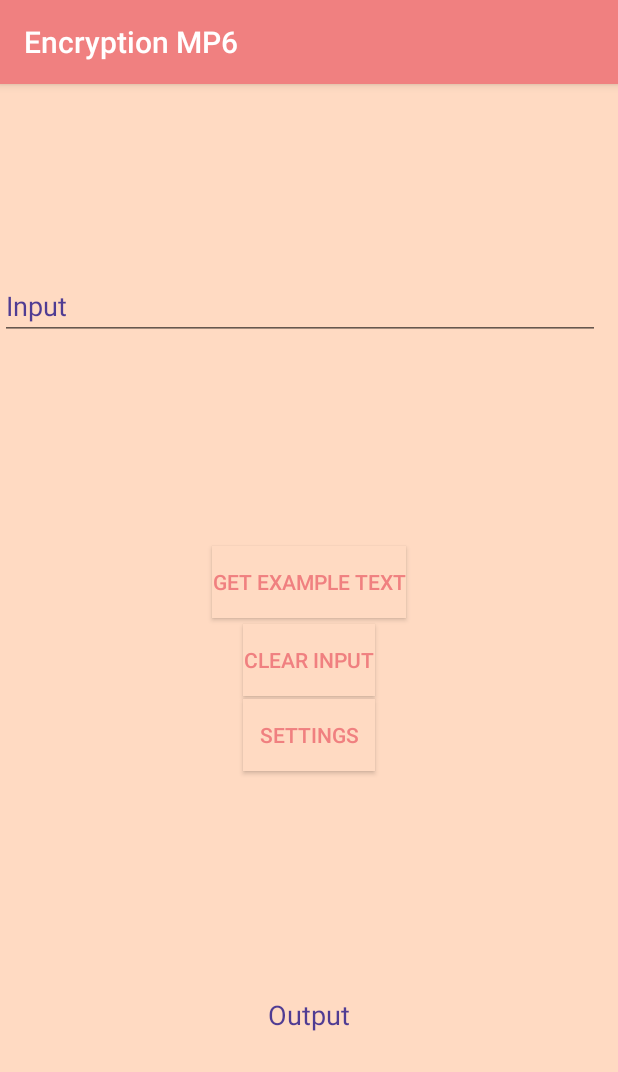
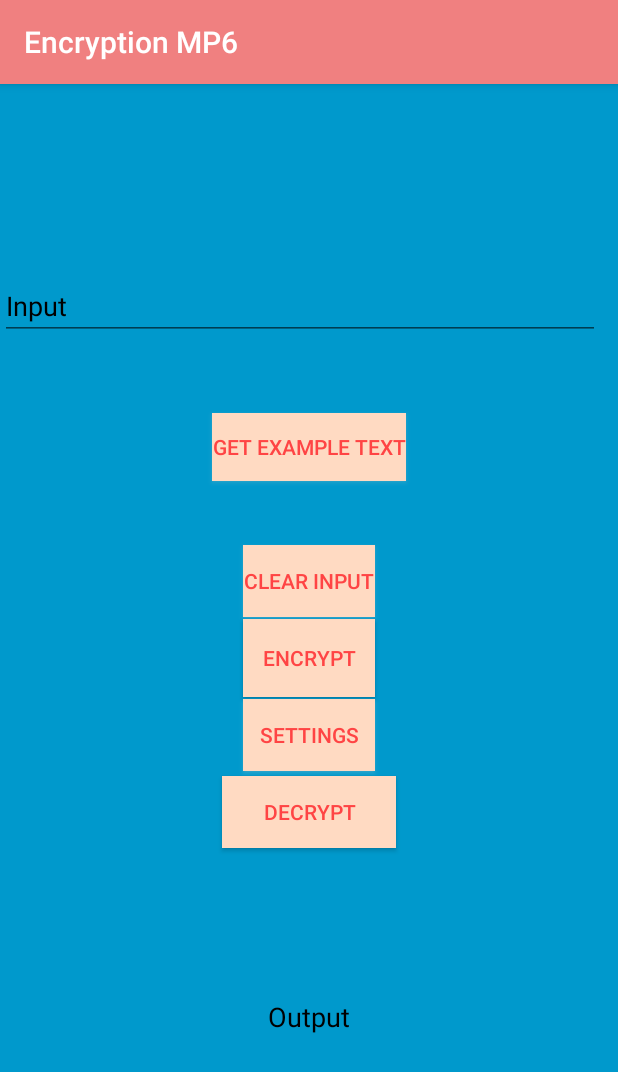
Before and after one commit to jbao8899/MP6_Encryption_Jeremy_Bao_and_Emma_Yu, an Android app: the screen it shows after launch (MainActivity), on a phone screen of 412 x 824 dp. Shown: the top 1072 px of the screen. Run offline under Robolectric (Android 15) with nearby library versions, the phone set to English and light mode, and no system bars; our stand-ins replace Volley.

Commit message:
Improved look.

```diff
--- a/app/src/main/AndroidManifest.xml
+++ b/app/src/main/AndroidManifest.xml
@@ -18,7 +18,6 @@
                 <category android:name="android.intent.category.LAUNCHER" />
             </intent-filter>
         </activity>
-        <activity android:name=".Settings" />
         <activity android:name=".Settings_Vertical"></activity>
     </application>
 
--- a/app/src/main/java/com/example/jbao8/encryptionmp6/Encrypt.java
+++ b/app/src/main/java/com/example/jbao8/encryptionmp6/Encrypt.java
@@ -72,7 +72,7 @@ public class Encrypt {
 
         char[] transformed = new char[line.length];
         for (int j = 0; j < line.length; j++) {
-            if (unchanged.contains(Character.toString(line[j]))) {
+            if (unchanged.contains(Character.toString(line[j]).toLowerCase())) {
                 transformed[j] = line[j];
                 continue;
             }
--- a/app/src/main/res/layout/activity_main.xml
+++ b/app/src/main/res/layout/activity_main.xml
@@ -4,21 +4,24 @@
     xmlns:tools="http://schemas.android.com/tools"
     android:layout_width="match_parent"
     android:layout_height="match_parent"
-    android:background="@color/colorAccent"
+    android:background="#0099CC"
     tools:context=".MainActivity">
 
     <Button
         android:id="@+id/EncryptButton"
+        style="@style/Widget.AppCompat.Button.Colored"
         android:layout_width="wrap_content"
-        android:layout_height="wrap_content"
+        android:layout_height="52dp"
         android:layout_marginStart="8dp"
         android:layout_marginLeft="8dp"
         android:layout_marginTop="8dp"
         android:layout_marginEnd="8dp"
         android:layout_marginRight="8dp"
         android:layout_marginBottom="8dp"
+        android:background="@color/colorAccent"
         android:onClick="transformText"
         android:text="@string/encrypt"
+        android:textColor="@android:color/holo_red_light"
         app:layout_constraintBottom_toBottomOf="parent"
         app:layout_constraintEnd_toEndOf="parent"
         app:layout_constraintStart_toStartOf="parent"
@@ -34,9 +37,10 @@
         android:layout_marginTop="480dp"
         android:layout_marginEnd="8dp"
         android:layout_marginRight="8dp"
-        android:layout_marginBottom="8dp"
+        android:layout_marginBottom="5dp"
         android:text="@string/output"
-        android:textColor="@color/colorPrimaryDark"
+        android:gravity="center_horizontal"
+        android:textColor="@android:color/background_dark"
         android:textIsSelectable="true"
         android:textSize="18sp"
         app:layout_constraintBottom_toBottomOf="parent"
@@ -56,7 +60,7 @@
         android:inputType="textMultiLine"
         android:scrollbars="vertical"
         android:text="@string/input"
-        android:textColor="@color/colorPrimaryDark"
+        android:textColor="@android:color/background_dark"
         app:layout_constraintBottom_toBottomOf="parent"
         app:layout_constraintEnd_toEndOf="parent"
         app:layout_constraintStart_toStartOf="parent"
@@ -64,7 +68,7 @@
 
     <Button
         android:id="@+id/Settings"
-        style="@style/Widget.AppCompat.Button.Colored"
+        style="@android:style/Widget.DeviceDefault.Button.Colored"
         android:layout_width="wrap_content"
         android:layout_height="wrap_content"
         android:layout_marginStart="8dp"
@@ -76,7 +80,7 @@
         android:background="@color/colorAccent"
         android:onClick="goToSettings"
         android:text="@string/settings"
-        android:textColor="@color/colorPrimary"
+        android:textColor="@android:color/holo_red_light"
         app:layout_constraintBottom_toBottomOf="parent"
         app:layout_constraintEnd_toEndOf="parent"
         app:layout_constraintStart_toStartOf="parent"
@@ -85,19 +89,19 @@
 
     <Button
         android:id="@+id/Decrypt"
-        style="@style/Widget.AppCompat.Button.Colored"
-        android:layout_width="wrap_content"
+        style="@android:style/Widget.DeviceDefault.Button.Small"
+        android:layout_width="0dp"
         android:layout_height="wrap_content"
         android:layout_marginStart="148dp"
         android:layout_marginLeft="148dp"
-        android:layout_marginTop="80dp"
+        android:layout_marginTop="76dp"
         android:layout_marginEnd="148dp"
         android:layout_marginRight="148dp"
-        android:layout_marginBottom="180dp"
+        android:layout_marginBottom="172dp"
         android:background="@color/colorAccent"
         android:onClick="decryptText"
         android:text="@string/decrypt"
-        android:textColor="@color/colorPrimary"
+        android:textColor="@android:color/holo_red_light"
         app:layout_constraintBottom_toTopOf="@+id/Output"
         app:layout_constraintEnd_toEndOf="parent"
         app:layout_constraintStart_toStartOf="parent"
@@ -105,13 +109,19 @@
 
     <Button
         android:id="@+id/ClearInput"
-        style="@style/Widget.AppCompat.Button.Colored"
+        style="@android:style/Widget.DeviceDefault.Button.Colored"
         android:layout_width="wrap_content"
         android:layout_height="wrap_content"
+        android:layout_marginStart="148dp"
+        android:layout_marginLeft="148dp"
+        android:layout_marginTop="180dp"
+        android:layout_marginEnd="148dp"
+        android:layout_marginRight="148dp"
+        android:layout_marginBottom="285dp"
         android:background="@color/colorAccent"
         android:onClick="clearInput"
         android:text="Clear input"
-        android:textColor="@color/colorPrimary"
+        android:textColor="@android:color/holo_red_light"
         app:layout_constraintBottom_toBottomOf="parent"
         app:layout_constraintEnd_toEndOf="parent"
         app:layout_constraintStart_toStartOf="parent"
@@ -120,22 +130,23 @@
 
     <Button
         android:id="@+id/getExampleText"
-        style="@style/Widget.AppCompat.Button.Colored"
+        style="@android:style/Widget.DeviceDefault.Button.Colored"
         android:layout_width="wrap_content"
-        android:layout_height="wrap_content"
+        android:layout_height="45dp"
         android:layout_marginStart="148dp"
         android:layout_marginLeft="148dp"
-        android:layout_marginTop="134dp"
+        android:layout_marginTop="155dp"
         android:layout_marginEnd="148dp"
         android:layout_marginRight="148dp"
+        android:layout_marginBottom="305dp"
         android:background="@color/colorAccent"
         android:fadingEdge="none"
         android:onClick="getExampleText"
         android:text="@string/get_example_text"
-        android:textColor="@color/colorPrimary"
-        app:layout_constraintBottom_toTopOf="@+id/EncryptButton"
+        android:textColor="@android:color/holo_red_light"
+        app:layout_constraintBottom_toBottomOf="@+id/Output"
         app:layout_constraintEnd_toEndOf="parent"
         app:layout_constraintStart_toStartOf="parent"
-        app:layout_constraintTop_toBottomOf="@+id/Input"
+        app:layout_constraintTop_toTopOf="parent"
         tools:style="@android:style/Widget.Holo.Button.Borderless" />
 </android.support.constraint.ConstraintLayout>
```
Also changed, not shown: app/src/main/java/com/example/jbao8/encryptionmp6/Settings.java (deleted, +0 -35 lines), app/src/main/res/layout/activity_settings.xml (deleted, +0 -160 lines).
